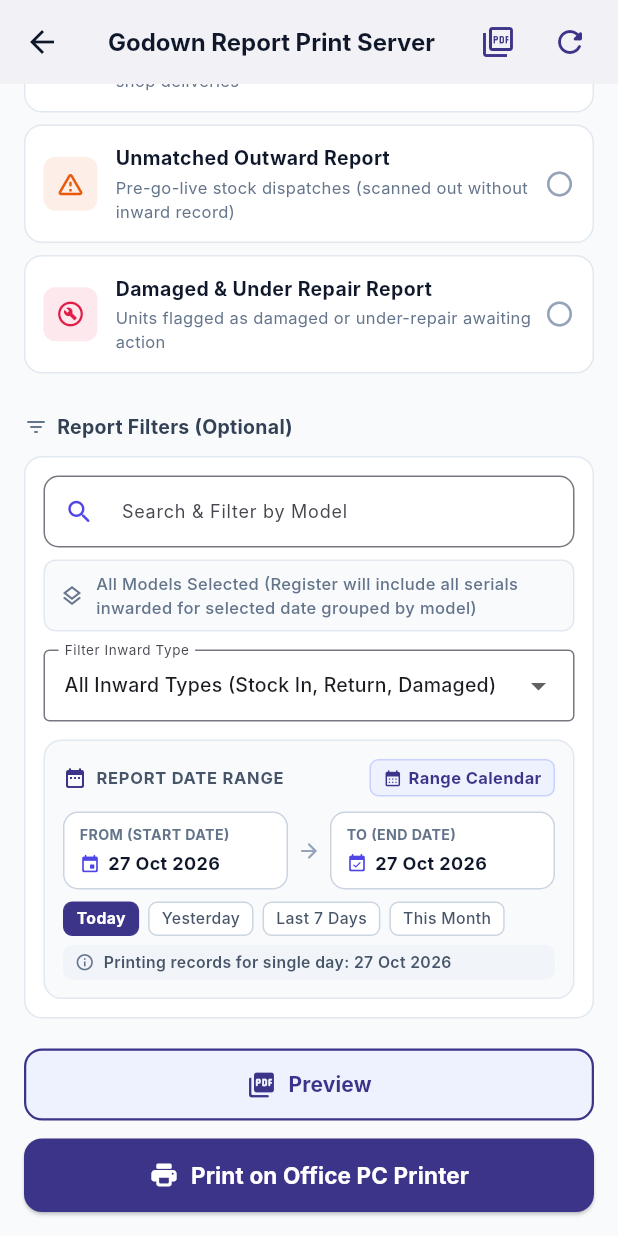
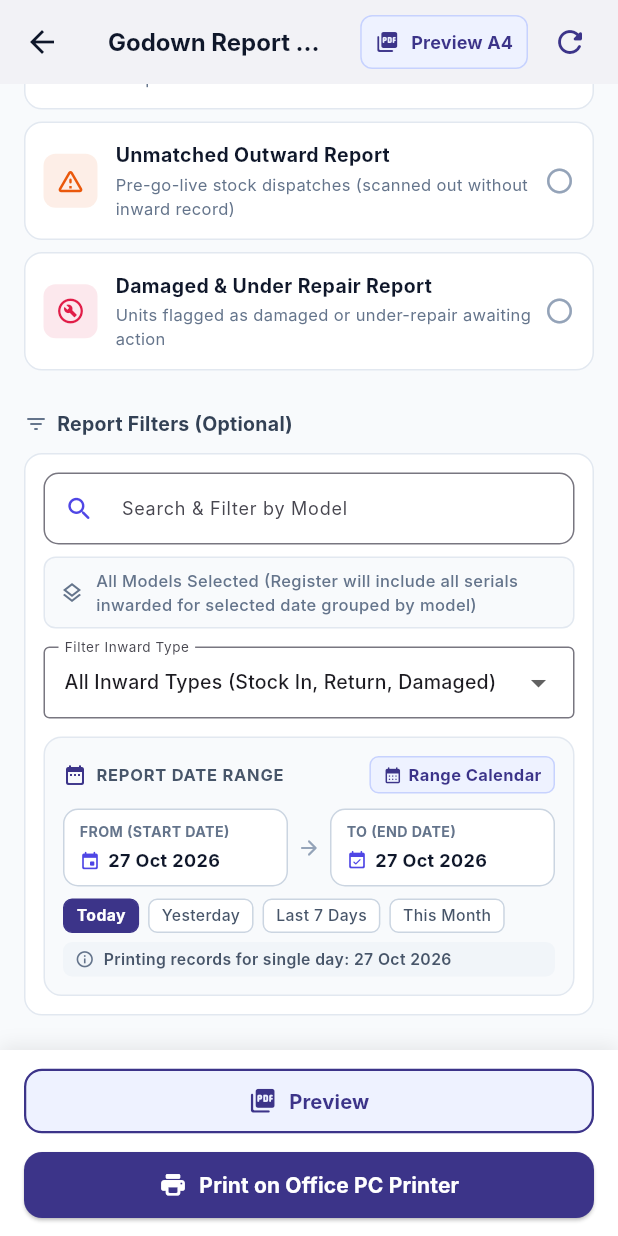
Before and after one commit to ANZAL12/GA-STOCK, a Flutter app: the GodownReportPrintScreen screen opened directly, scrolled down 522 dp, on a phone screen of 412 x 824 dp. Run offline on Flutter 3.47's test engine with Material 3 defaults, Android fonts, the phone set to English and light mode, and no system bars; our stand-ins replace audioplayers, pdf, printing, shared_preferences; missing offline and left inert: mobile_scanner; accounts and stored records are empty; network calls fail; Roboto replaces fonts that are missing (Inter); statements that could not run were skipped.

Commit message:
preview option bug fixed

```diff
--- a/mobile/lib/screens/godown_report_preview_screen.dart
+++ b/mobile/lib/screens/godown_report_preview_screen.dart
@@ -148,6 +148,45 @@ class _GodownReportPreviewScreenState extends State<GodownReportPreviewScreen> {
           ),
         ),
       ),
+      bottomNavigationBar: Container(
+        padding: EdgeInsets.fromLTRB(
+          isTablet ? 24 : 16,
+          10,
+          isTablet ? 24 : 16,
+          MediaQuery.of(context).padding.bottom + 10,
+        ),
+        decoration: BoxDecoration(
+          color: Colors.white,
+          boxShadow: [
+            BoxShadow(
+              color: Colors.black.withValues(alpha: 0.08),
+              blurRadius: 8,
+              offset: const Offset(0, -2),
+            ),
+          ],
+        ),
+        child: ElevatedButton.icon(
+          style: ElevatedButton.styleFrom(
+            backgroundColor: const Color(0xFF3C3489),
+            foregroundColor: Colors.white,
+            padding: const EdgeInsets.symmetric(vertical: 14),
+            shape: RoundedRectangleBorder(borderRadius: BorderRadius.circular(12)),
+            elevation: 1,
+          ),
+          onPressed: _isPrinting ? null : _handlePrintToOfficePc,
+          icon: _isPrinting
+              ? const SizedBox(
+                  width: 18,
+                  height: 18,
+                  child: CircularProgressIndicator(color: Colors.white, strokeWidth: 2),
+                )
+              : const Icon(Icons.print_rounded, size: 20),
+          label: Text(
+            _isPrinting ? 'Sending to Office PC Printer...' : 'Print on Office PC Printer',
+            style: const TextStyle(fontWeight: FontWeight.bold, fontSize: 14),
+          ),
+        ),
+      ),
     );
   }
 }
--- a/mobile/lib/screens/godown_report_print_screen.dart
+++ b/mobile/lib/screens/godown_report_print_screen.dart
@@ -233,16 +233,27 @@ class _GodownReportPrintScreenState extends State<GodownReportPrintScreen> {
         ),
         iconTheme: const IconThemeData(color: Color(0xFF0F172A)),
         actions: [
-          IconButton(
-            tooltip: 'A4 Print Preview',
+          Padding(
+            padding: const EdgeInsets.symmetric(vertical: 10, horizontal: 4),
+            child: ElevatedButton.icon(
+              style: ElevatedButton.styleFrom(
+                backgroundColor: const Color(0xFFEEF2FF),
+                foregroundColor: const Color(0xFF3C3489),
+                elevation: 0,
+                side: const BorderSide(color: Color(0xFFC7D2FE)),
+                shape: RoundedRectangleBorder(borderRadius: BorderRadius.circular(8)),
+                padding: const EdgeInsets.symmetric(horizontal: 10),
+              ),
+              onPressed: (_isPreviewing || _isPrinting) ? null : _handlePreviewA4Report,
               icon: _isPreviewing
                   ? const SizedBox(
-                    width: 18,
-                    height: 18,
+                      width: 14,
+                      height: 14,
                       child: CircularProgressIndicator(color: Color(0xFF3C3489), strokeWidth: 2),
                     )
-                : const Icon(Icons.picture_as_pdf_outlined, color: Color(0xFF3C3489)),
-            onPressed: (_isPreviewing || _isPrinting) ? null : _handlePreviewA4Report,
+                  : const Icon(Icons.picture_as_pdf_rounded, size: 16),
+              label: const Text('Preview A4', style: TextStyle(fontSize: 12, fontWeight: FontWeight.bold)),
+            ),
           ),
           IconButton(
             tooltip: 'Refresh Printers',
@@ -252,8 +263,82 @@ class _GodownReportPrintScreenState extends State<GodownReportPrintScreen> {
           const SizedBox(width: 8),
         ],
       ),
+      bottomNavigationBar: Container(
+        padding: EdgeInsets.fromLTRB(
+          isTablet ? 24 : 16,
+          10,
+          isTablet ? 24 : 16,
+          MediaQuery.of(context).padding.bottom + 10,
+        ),
+        decoration: BoxDecoration(
+          color: Colors.white,
+          boxShadow: [
+            BoxShadow(
+              color: Colors.black.withValues(alpha: 0.08),
+              blurRadius: 10,
+              offset: const Offset(0, -3),
+            ),
+          ],
+        ),
+        child: Column(
+          mainAxisSize: MainAxisSize.min,
+          crossAxisAlignment: CrossAxisAlignment.stretch,
+          children: [
+            // Pinned Preview Button
+            OutlinedButton.icon(
+              onPressed: (_isPreviewing || _isPrinting) ? null : _handlePreviewA4Report,
+              icon: _isPreviewing
+                  ? const SizedBox(
+                      width: 18,
+                      height: 18,
+                      child: CircularProgressIndicator(color: Color(0xFF3C3489), strokeWidth: 2),
+                    )
+                  : const Icon(Icons.picture_as_pdf_rounded, size: 19),
+              label: Text(
+                _isPreviewing ? 'Generating Exact A4 Document...' : 'Preview',
+                style: const TextStyle(fontSize: 13.5, fontWeight: FontWeight.bold),
+              ),
+              style: OutlinedButton.styleFrom(
+                foregroundColor: const Color(0xFF3C3489),
+                side: const BorderSide(color: Color(0xFF3C3489), width: 1.5),
+                backgroundColor: const Color(0xFFEEF2FF),
+                padding: EdgeInsets.symmetric(vertical: isTablet ? 15 : 12),
+                shape: RoundedRectangleBorder(borderRadius: BorderRadius.circular(12)),
+              ),
+            ),
+            const SizedBox(height: 8),
+            // Pinned Print Button
+            ElevatedButton.icon(
+              onPressed: (_isPrinting || _isPreviewing) ? null : _handlePrintReport,
+              icon: _isPrinting
+                  ? const SizedBox(
+                      width: 18,
+                      height: 18,
+                      child: CircularProgressIndicator(color: Colors.white, strokeWidth: 2),
+                    )
+                  : const Icon(Icons.print_rounded, size: 19),
+              label: Text(
+                _isPrinting ? 'Sending to Office PC...' : 'Print on Office PC Printer',
+                style: const TextStyle(fontSize: 14, fontWeight: FontWeight.bold),
+              ),
+              style: ElevatedButton.styleFrom(
+                backgroundColor: const Color(0xFF3C3489),
+                foregroundColor: Colors.white,
+                padding: EdgeInsets.symmetric(vertical: isTablet ? 15 : 12),
+                shape: RoundedRectangleBorder(borderRadius: BorderRadius.circular(12)),
+                elevation: 1,
+              ),
+            ),
+          ],
+        ),
+      ),
       body: SingleChildScrollView(
-        padding: EdgeInsets.all(isTablet ? 24 : 16),
+        padding: EdgeInsets.fromLTRB(
+          isTablet ? 24 : 16,
+          isTablet ? 20 : 14,
+          isTablet ? 24 : 16,
+          32,
+        ),
         child: Column(
           crossAxisAlignment: CrossAxisAlignment.stretch,
           children: [
@@ -268,14 +353,10 @@ class _GodownReportPrintScreenState extends State<GodownReportPrintScreen> {
             const SizedBox(height: 18),
 
             // ── OPTIONAL FILTERS ───────────────────────────────────────────
-            if (_selectedReportType == 'today_inward_serials' ||
-                _selectedReportType == 'stock_by_model' ||
-                _selectedReportType == 'stock_out') ...[
             _buildSectionHeader('Report Filters (Optional)', Icons.filter_list_rounded),
             const SizedBox(height: 10),
             _buildFilterSection(isTablet),
             const SizedBox(height: 20),
-            ],
 
             // ── LAST PRINT FEEDBACK ────────────────────────────────────────
             if (_lastPrintSuccessMessage != null) ...[
@@ -305,51 +386,6 @@ class _GodownReportPrintScreenState extends State<GodownReportPrintScreen> {
               ),
               const SizedBox(height: 18),
             ],
-
-            // ── ACTION BUTTONS ─────────────────────────────────────────────
-            OutlinedButton.icon(
-              onPressed: (_isPreviewing || _isPrinting) ? null : _handlePreviewA4Report,
-              icon: _isPreviewing
-                  ? const SizedBox(
-                      width: 18,
-                      height: 18,
-                      child: CircularProgressIndicator(color: Color(0xFF3C3489), strokeWidth: 2),
-                    )
-                  : const Icon(Icons.picture_as_pdf_rounded, size: 20),
-              label: Text(
-                _isPreviewing ? 'Generating Exact A4 Document...' : 'Preview',
-                style: const TextStyle(fontSize: 14, fontWeight: FontWeight.bold),
-              ),
-              style: OutlinedButton.styleFrom(
-                foregroundColor: const Color(0xFF3C3489),
-                side: const BorderSide(color: Color(0xFF3C3489), width: 1.5),
-                backgroundColor: const Color(0xFFEEF2FF),
-                padding: EdgeInsets.symmetric(vertical: isTablet ? 17 : 14),
-                shape: RoundedRectangleBorder(borderRadius: BorderRadius.circular(12)),
-              ),
-            ),
-            const SizedBox(height: 12),
-            ElevatedButton.icon(
-              onPressed: (_isPrinting || _isPreviewing) ? null : _handlePrintReport,
-              icon: _isPrinting
-                  ? const SizedBox(
-                      width: 20,
-                      height: 20,
-                      child: CircularProgressIndicator(color: Colors.white, strokeWidth: 2),
-                    )
-                  : const Icon(Icons.print_rounded, size: 20),
-              label: Text(
-                _isPrinting ? 'Sending to Office PC...' : 'Print on Office PC Printer',
-                style: const TextStyle(fontSize: 15, fontWeight: FontWeight.bold),
-              ),
-              style: ElevatedButton.styleFrom(
-                backgroundColor: const Color(0xFF3C3489),
-                foregroundColor: Colors.white,
-                padding: EdgeInsets.symmetric(vertical: isTablet ? 18 : 14),
-                shape: RoundedRectangleBorder(borderRadius: BorderRadius.circular(12)),
-                elevation: 1,
-              ),
-            ),
           ],
         ),
       ),
```
Lines whose indentation alone changed are shown as unchanged.
